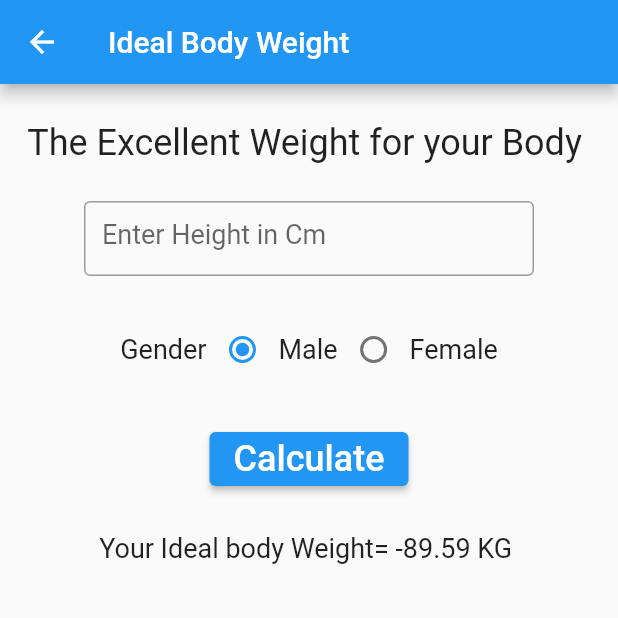
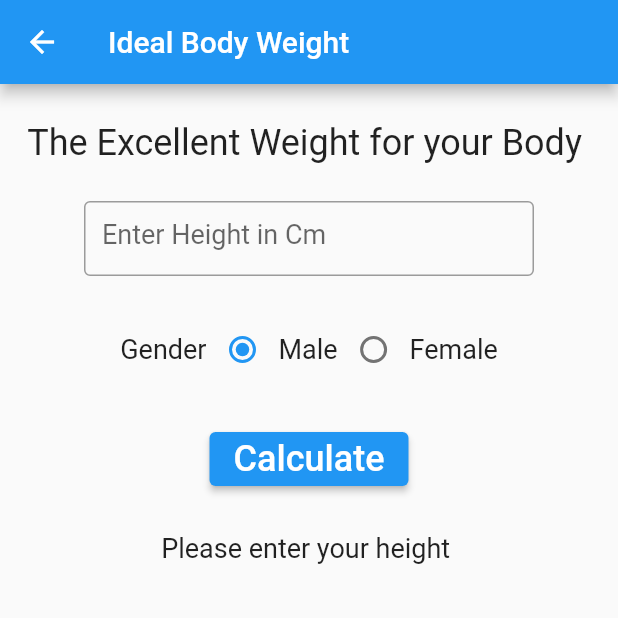
Before and after one commit to AliKomayha/HealthMate_Calc, a Flutter app: the idealPage screen opened directly, after a tap on "Calculate", on a phone screen of 412 x 824 dp, the top half of it. Run offline on Flutter 3.47's test engine with Material 2 defaults, Android fonts, the phone set to English and light mode, and no system bars.

```diff
--- a/lib/bmiPage.dart
+++ b/lib/bmiPage.dart
@@ -44,7 +44,7 @@ class _bmiPageState extends State<bmiPage> {
             MyTextField(f:updateNeck, hint:"Enter Neck Perimeter in Cm",),
 
           const SizedBox(height: 20.0,),
-          ElevatedButton(onPressed: () {updateBmi(); updateState();updateBFP();}, child: Text('Calculate', style: TextStyle(fontSize: 24.0),)),
+          ElevatedButton(onPressed: () {validate();}, child: Text('Calculate', style: TextStyle(fontSize: 24.0),)),
           const SizedBox(height: 40.0,),
           Text('$_text', style: const TextStyle(fontSize: 18.0)),
           const SizedBox(height: 20.0,),
@@ -60,6 +60,20 @@ class _bmiPageState extends State<bmiPage> {
     );
   }//build
 
+  void validate(){
+    if(_height==-1 || _weight==-1 || _waist==-1 || _neck==-1){
+      setState(() {
+        _text= 'Please fill all fields';
+        _state="";
+        _fat="";
+      });
+
+    }else{
+      updateBmi();
+      updateState();
+      updateBFP();
+    }
+  }
   void updateWeight(String weight){
     if (weight.trim()==''){
       _weight=-1;
@@ -100,7 +114,11 @@ class _bmiPageState extends State<bmiPage> {
     _bmi = Bmi(_weight, _height, _waist,_neck);
     String bmiResult = _bmi.getTotalBMI();
     setState(() {
-      _text = 'Body Mass Index: $bmiResult';
+      if(_weight==-1 || _height==-1){
+        _text= 'Please fill all fields';
+      }else {
+        _text = 'Body Mass Index: $bmiResult';
+      }
     });
 
   }
--- a/lib/idealPage.dart
+++ b/lib/idealPage.dart
@@ -30,7 +30,7 @@ class _idealPageState extends State<idealPage> {
           SizedBox(height: 25.0),
           Gender(ideal:_ideal),
           SizedBox(height: 25.0),
-          ElevatedButton(onPressed: () {updateIdeal();}, child: Text('Calculate', style: TextStyle(fontSize: 24.0),)),
+          ElevatedButton(onPressed: () {validate();}, child: Text('Calculate', style: TextStyle(fontSize: 24.0),)),
           SizedBox(height: 25.0),
           Text('$_text ', style: const TextStyle(fontSize: 18.0)),
 
@@ -40,6 +40,15 @@ class _idealPageState extends State<idealPage> {
 
   } // build
 
+    void validate(){
+      if(_height==-1){
+          setState(() {
+            _text="Please enter your height";
+          });
+      }else{
+          updateIdeal();
+      }
+    }
 
   void updateHeight(String height){
     if (height.trim()==''){
--- a/lib/tenPage.dart
+++ b/lib/tenPage.dart
@@ -44,7 +44,7 @@ class _tenPageState extends State<tenPage> {
             SizedBox(height: 25.0),
             MyDropdownMenu(updateActivity: updateActivity),
             SizedBox(height: 25.0),
-            ElevatedButton(onPressed: () {updateTen();}, child: Text('Calculate', style: TextStyle(fontSize: 24.0),)),
+            ElevatedButton(onPressed: () {validate();}, child: Text('Calculate', style: TextStyle(fontSize: 24.0),)),
             SizedBox(height: 25.0),
             Text('$_text ', style: const TextStyle(fontSize: 18.0)),
 
@@ -52,6 +52,18 @@ class _tenPageState extends State<tenPage> {
       ),),
     );
   }// build
+  void validate(){
+      if(_height==-1 || _weight==-1 || _age==-1){
+        setState(() {
+          _text="Please enter all fields";
+        });
+
+      }
+      else{
+          updateTen();
+      }
+
+  }
   void updateHeight(String height){
     if (height.trim()==''){
       _height=-1;
```
